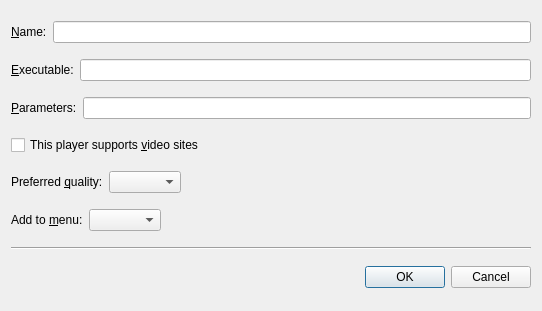
Before: the Qt Designer form src/playerdialog.ui in smplayer-dev/smtube, drawn with Qt 5.
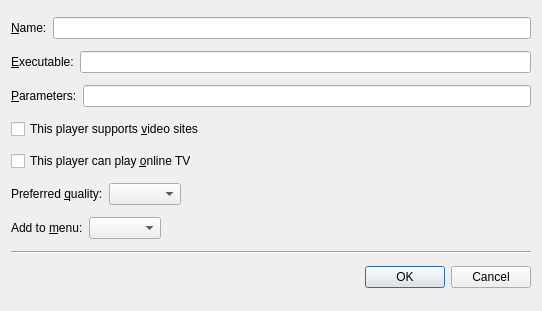
After: the same form once the commit is applied. Custom widgets are drawn as their Qt base class.

Commit message: Add option "This player can play online TV" in the player dialog.

The edit to the form file:
```diff
--- a/src/playerdialog.ui
+++ b/src/playerdialog.ui
@@ -72,6 +72,13 @@
      </property>
     </widget>
    </item>
+   <item>
+    <widget class="QCheckBox" name="onlinetv_check">
+     <property name="text">
+      <string>This player can play &amp;online TV</string>
+     </property>
+    </widget>
+   </item>
    <item>
     <layout class="QHBoxLayout" name="horizontalLayout_5">
      <item>
```
Left out of the diff: 1 changed line with no effect on the pictures. The commit also changes 3 other files.
